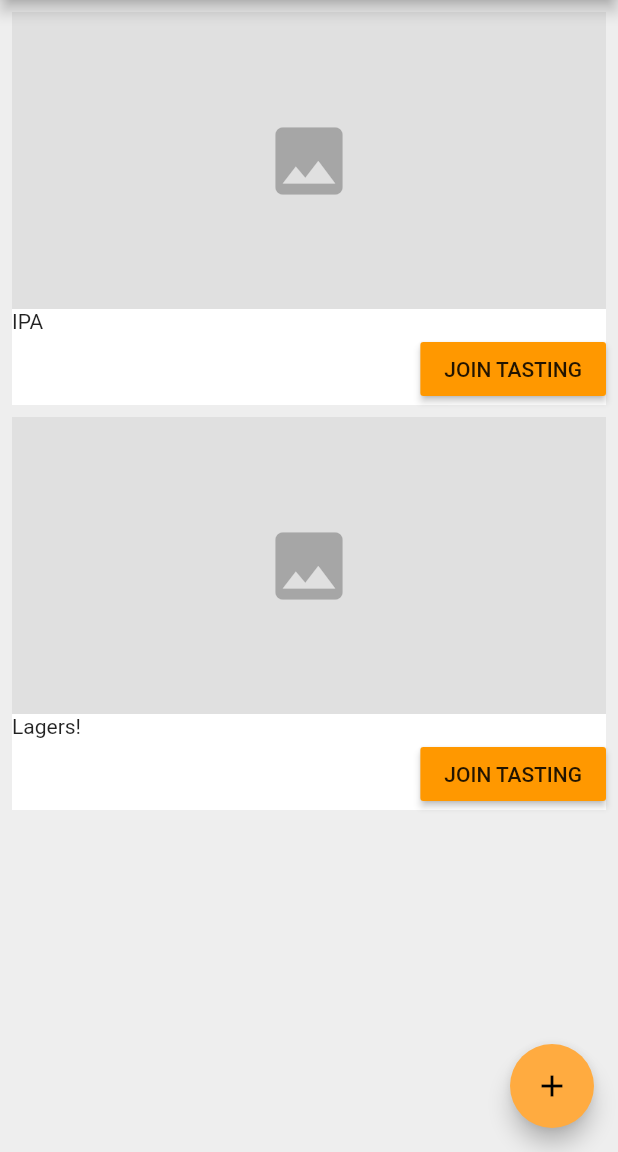
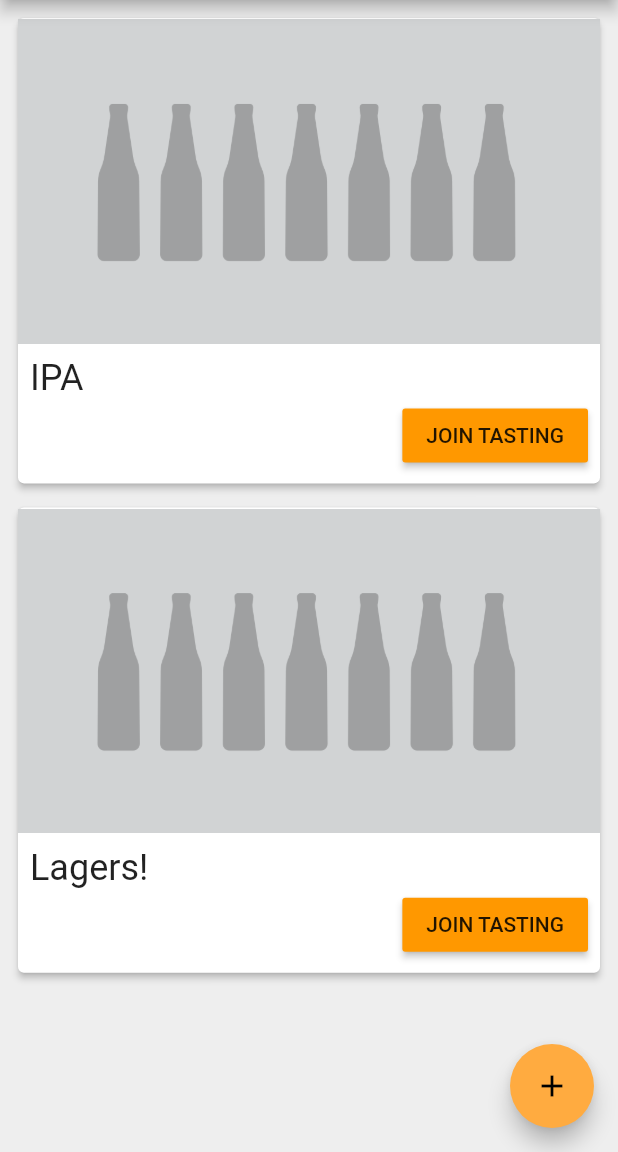
Before and after one commit to abilia/flutterbeer, a Flutter app: the MainScreen screen opened directly, on a phone screen of 412 x 824 dp, the part 84-1236 px from its top. Run offline on Flutter 3.47's test engine with Material 2 defaults, Android fonts, the phone set to English and light mode, and no system bars; our stand-ins replace flare_flutter, flutter_redux, image_picker, redux.

Commit message:
fixing some small stuffs

```diff
--- a/lib/edit_views/beer_listings.dart
+++ b/lib/edit_views/beer_listings.dart
@@ -12,7 +12,11 @@ class BeerList extends StatelessWidget {
   Widget build(BuildContext context) {
     return Padding(
       padding: standardPadding,
-      child: ListView(
+      child: beers.isEmpty ? Column(children: <Widget>[
+        Image.asset('assets/img_beer_placeholder.png'),
+        Text('no 🍺 yet :(', style: Theme.of(context).textTheme.display3,)
+      ],) :
+      ListView(
           children: beers
               .map((beer) => BeerCard(
                     beer: beer,
--- a/lib/edit_views/join_tasting.dart
+++ b/lib/edit_views/join_tasting.dart
@@ -5,7 +5,6 @@ import 'package:flutterbeer/model/app_model.dart';
 import 'package:flutterbeer/state/app_state.dart';
 import 'package:flutterbeer/vote.dart';
 import 'package:redux/redux.dart';
-
 
 class JoinTasting extends StatelessWidget {
   @override
@@ -30,46 +29,37 @@ class JoinCard extends StatelessWidget {
 
   @override
   Widget build(BuildContext context) {
-    final height = 60.0;
-    return SizedBox(
-      width: double.infinity,
-      child: Container(
-        color: Colors.white,
+    return Card(
+      elevation: 2,
       child: Column(
         children: <Widget>[
           InkWell(
-              onTap: () => Navigator.pushNamed(context, CreateTasting.routeName, arguments: beerTasting),
+              onTap: () => Navigator.pushNamed(context, CreateTasting.routeName,
+                  arguments: beerTasting),
               child: AspectRatio(
-              aspectRatio: 2,
+                aspectRatio: 16.0 / 9.0,
                 child: beerTasting.image == null
-                  ? Container(
-                      child: Icon(
-                        Icons.image,
-                        color: Colors.black26,
-                        size: height,
-                      ),
-                      color: Colors.black12,
-                    )
+                    ? Image.asset('assets/img_beer_tasting_placeholder.png')
                     : Image.file(beerTasting.image),
               )),
-            Row(
+              Padding(
+                padding: const EdgeInsets.all(8.0),
+                child: Column(
+                  crossAxisAlignment: CrossAxisAlignment.start,
                   children: <Widget>[
-                Text(beerTasting.title)
-              ],
-            ),
-            Row(
-              mainAxisAlignment: MainAxisAlignment.end,
-              children: <Widget>[
-                RaisedButton(
+                  Text(beerTasting.title, style: Theme.of(context).textTheme.headline,),
+                  Align(
+                    alignment: Alignment.bottomRight,
+                    child: RaisedButton(
                         child: Text("JOIN TASTING"),
                         onPressed: () {
                           Navigator.pushNamed(context, Vote.routeName,
                               arguments: beerTasting.id);
                         }),
+                  ),
+                ],),
+              )
         ],
-            ),
-          ],
-        ),
       ),
     );
   }
```
Lines whose indentation alone changed are shown as unchanged.
